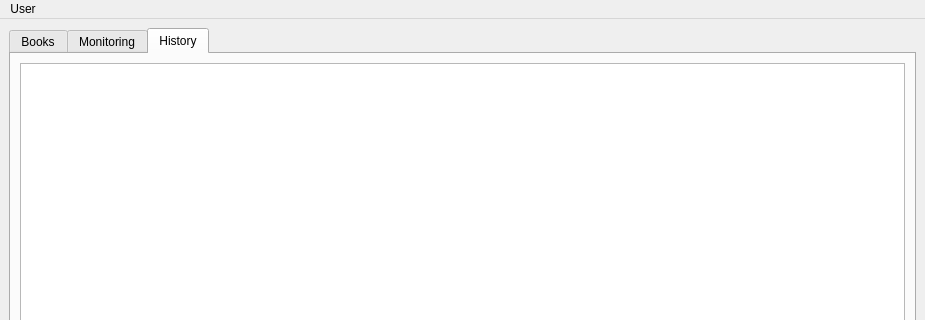
Old version of the form clerk.ui in the repository uvwbermudo/BookRentalApp; both pictures show x 0 to 925 and y 0 to 320 of the 925 by 575 pixel window.
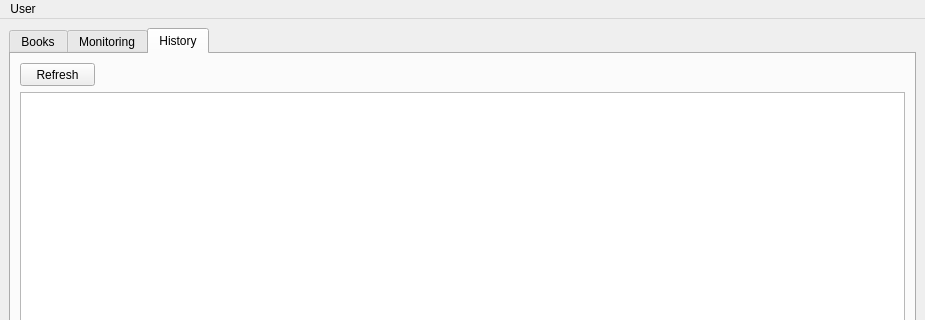
New version of the form. The open tabs and pages were chosen to show the change.

```diff
--- a/clerk.ui
+++ b/clerk.ui
@@ -208,9 +208,45 @@
        </attribute>
        <layout class="QVBoxLayout" name="verticalLayout_3">
         <item>
-         <widget class="QTextEdit" name="textEdit">
-          <property name="readOnly">
-           <bool>true</bool>
+         <layout class="QHBoxLayout" name="horizontalLayout_3">
+          <item>
+           <widget class="QPushButton" name="hist_refresh">
+            <property name="minimumSize">
+             <size>
+              <width>75</width>
+              <height>23</height>
+             </size>
+            </property>
+            <property name="maximumSize">
+             <size>
+              <width>75</width>
+              <height>23</height>
+             </size>
+            </property>
+            <property name="text">
+             <string>Refresh</string>
+            </property>
+           </widget>
+          </item>
+          <item>
+           <spacer name="horizontalSpacer_3">
+            <property name="orientation">
+             <enum>Qt::Horizontal</enum>
+            </property>
+            <property name="sizeHint" stdset="0">
+             <size>
+              <width>40</width>
+              <height>20</height>
+             </size>
+            </property>
+           </spacer>
+          </item>
+         </layout>
+        </item>
+        <item>
+         <widget class="QTableWidget" name="hist_table">
+          <property name="editTriggers">
+           <set>QAbstractItemView::NoEditTriggers</set>
           </property>
          </widget>
         </item>
```
Left out of the diff: 12 changed lines with no effect on the pictures.
